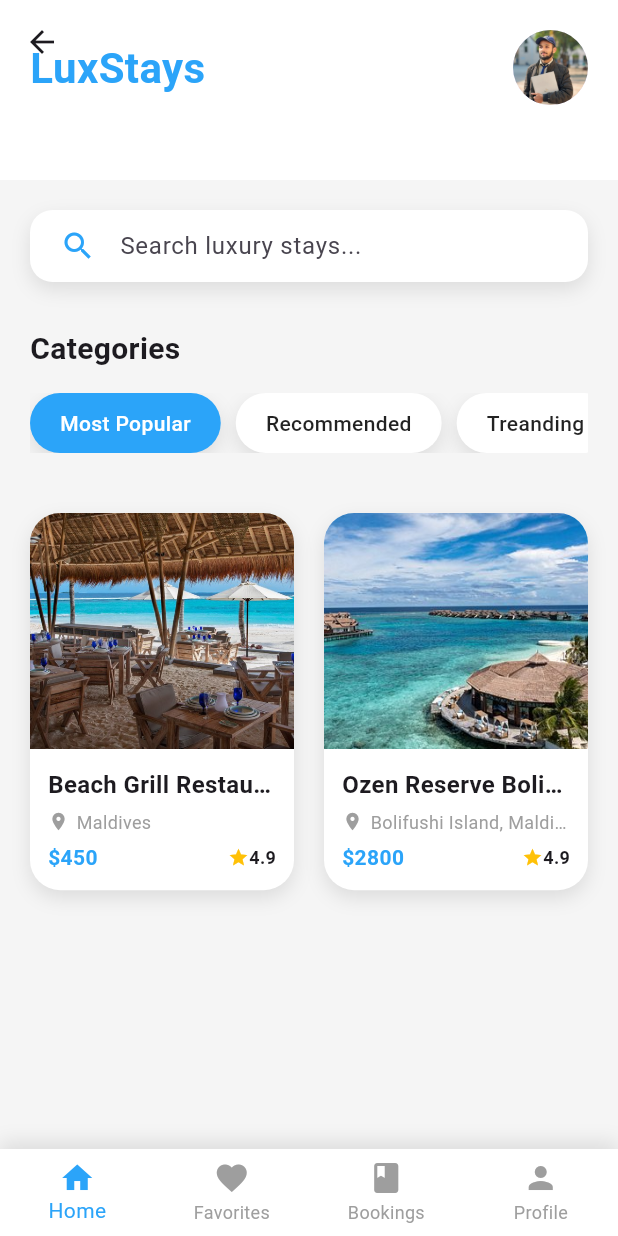
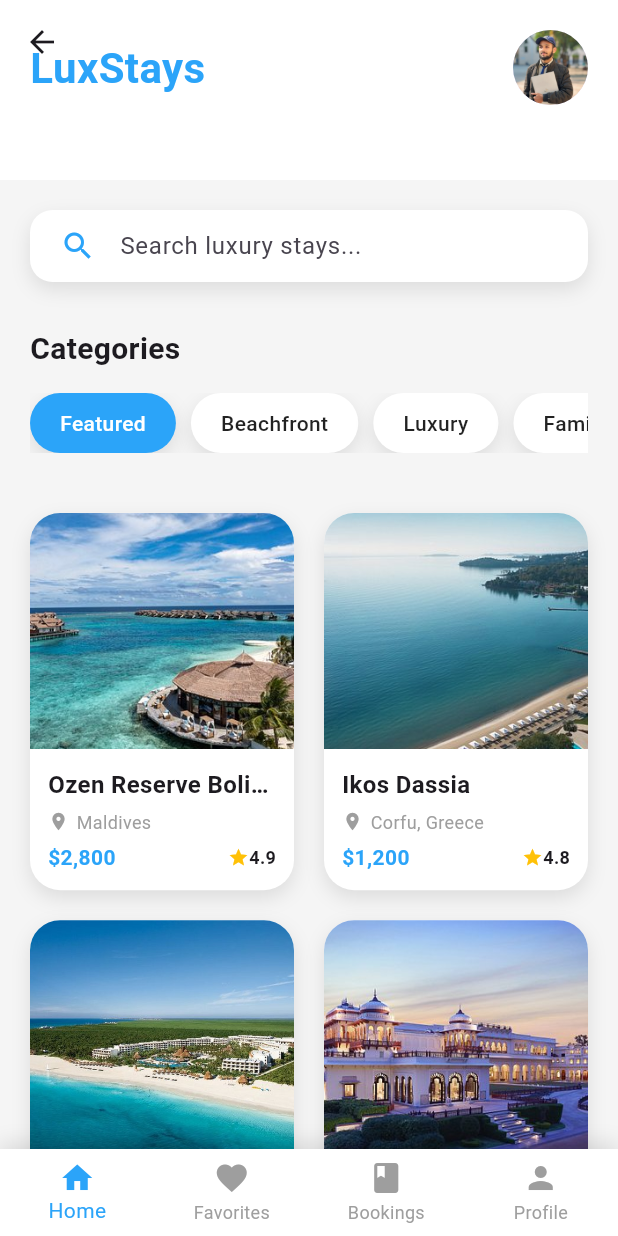
Before and after one commit to jamalihassan0307/Flutter-Travel-App, a Flutter app: the HomePage screen opened directly, on a phone screen of 412 x 824 dp. Run offline on Flutter 3.47's test engine with Material 3 defaults, Android fonts, the phone set to English and light mode, and no system bars; our stand-ins replace flutter_svg.

Commit message:
Update assets and data with refined luxury resort content

```diff
--- a/lib/data/data.dart
+++ b/lib/data/data.dart
@@ -15,43 +15,33 @@ class PagesData {
 List<PagesData> pages = [
   PagesData(
     id: 0,
-    title:
-        'Flutter gives us a lot of standard views to use in our projects, but from time to time we need to create custom views. ',
-    subTitle:
-        'Flutter gives us a lot of standard views to use in our projects, but from time to time we need to create custom views. ',
-    image: 'assets/07.jpg',
+    title: 'Discover Luxury Stays',
+    subTitle: 'Experience world-class hospitality and unforgettable moments in the most exclusive resorts.',
+    image: 'assets/Ozen Reserve Bolifushi - Luxury.jpg',
   ),
   PagesData(
     id: 1,
-    title:
-        'Flutter gives us a lot of standard views to use in our projects, but from time to time we need to create custom views. ',
-    subTitle:
-        'Flutter gives us a lot of standard views to use in our projects, but from time to time we need to create custom views. ',
-    image: 'assets/02.jpg',
+    title: 'Paradise Awaits',
+    subTitle: 'From overwater villas to beachfront resorts, find your perfect luxury escape.',
+    image: 'assets/overwater-villas.jpg',
   ),
   PagesData(
     id: 2,
-    title:
-        'Flutter gives us a lot of standard views to use in our projects, but from time to time we need to create custom views. ',
-    subTitle:
-        'Flutter gives us a lot of standard views to use in our projects, but from time to time we need to create custom views. ',
-    image: 'assets/03.jpg',
+    title: 'Culinary Excellence',
+    subTitle: 'Indulge in exceptional dining experiences with world-renowned chefs and stunning views.',
+    image: 'assets/beach-grill-restaurant.jpg',
   ),
   PagesData(
     id: 3,
-    title:
-        'Flutter gives us a lot of standard views to use in our projects, but from time to time we need to create custom views. ',
-    subTitle:
-        'Flutter gives us a lot of standard views to use in our projects, but from time to time we need to create custom views. ',
-    image: 'assets/04.jpg',
+    title: 'Infinity and Beyond',
+    subTitle: 'Dive into infinity pools that blend seamlessly with the horizon.',
+    image: 'assets/sky-pool.jpg',
   ),
   PagesData(
     id: 4,
-    title:
-        'Flutter gives us a lot of standard views to use in our projects, but from time to time we need to create custom views. ',
-    subTitle:
-        'Flutter gives us a lot of standard views to use in our projects, but from time to time we need to create custom views. ',
-    image: 'assets/05.jpg',
+    title: 'Royal Treatment',
+    subTitle: 'Experience the epitome of luxury in our carefully curated collection of premium resorts.',
+    image: 'assets/rambagh-palace-exterior.jpg',
   ),
 ];
 
@@ -63,11 +53,11 @@ class Menu {
 }
 
 List<Menu> menu = [
-  Menu(id: 0, name: 'Most Popular'),
-  Menu(id: 1, name: 'Recommended'),
-  Menu(id: 2, name: 'Treanding'),
-  Menu(id: 3, name: 'Natural'),
-  Menu(id: 4, name: 'Countryside'),
+  Menu(id: 0, name: 'Featured'),
+  Menu(id: 1, name: 'Beachfront'),
+  Menu(id: 2, name: 'Luxury'),
+  Menu(id: 3, name: 'Family'),
+  Menu(id: 4, name: 'Spa & Wellness'),
 ];
 
 class Item {
@@ -101,31 +91,69 @@ class Item {
 List<Item> items = [
   Item(
     id: 1,
-    image: 'assets/beach-grill-restaurant.jpg',
-    titel: 'Beach Grill Restaurant',
+    image: 'assets/Ozen Reserve Bolifushi - Luxury.jpg',
+    titel: 'Ozen Reserve Bolifushi',
     location: 'Maldives',
-    description: 'Experience fine dining at its best with our beachfront grill restaurant offering fresh seafood and premium cuts with stunning ocean views.',
-    price: '\$450',
+    description: 'Experience ultimate luxury in this exclusive island resort featuring overwater villas, private pools, and world-class dining experiences.',
+    price: '\$2,800',
     rating: '4.9',
-    days: 'Open Daily',
-    itinerary: 'Breakfast: 7:00 AM - 10:30 AM\nLunch: 12:00 PM - 3:00 PM\nDinner: 6:30 PM - 10:30 PM\nSpecialties include fresh caught seafood, premium steaks, and signature cocktails.',
-    weather: '28°C',
-    category: ['DINING', 'BEACHFRONT', 'LUXURY'],
+    days: '5 days',
+    itinerary: 'Day 1: Arrival & Spa\nDay 2: Water Sports\nDay 3: Island Tour\nDay 4: Diving\nDay 5: Sunset Cruise',
+    weather: '30°C',
+    category: ['LUXURY', 'OVERWATER', 'SPA'],
   ),
   Item(
     id: 2,
-    image: 'assets/Ozen Reserve Bolifushi - Luxury.jpg',
-    titel: 'Ozen Reserve Bolifushi',
-    location: 'Bolifushi Island, Maldives',
-    description: 'An ultra-luxury all-inclusive resort featuring overwater villas, private pools, and world-class dining experiences.',
-    price: '\$2800',
+    image: 'assets/ikos-dassia.jpg',
+    titel: 'Ikos Dassia',
+    location: 'Corfu, Greece',
+    description: 'A stunning beachfront resort offering infinite lifestyle experiences and Mediterranean elegance.',
+    price: '\$1,200',
+    rating: '4.8',
+    days: '7 days',
+    itinerary: 'All-inclusive luxury experience with multiple restaurants and activities',
+    weather: '25°C',
+    category: ['BEACH', 'FAMILY', 'ALL-INCLUSIVE'],
+  ),
+  Item(
+    id: 3,
+    image: 'assets/secrets-maroma-beach.jpg',
+    titel: 'Secrets Maroma Beach',
+    location: 'Riviera Maya, Mexico',
+    description: 'Adults-only paradise with pristine beaches and unlimited luxury.',
+    price: '\$1,500',
+    rating: '4.7',
+    days: '4 days',
+    itinerary: 'Adults-only luxury experience with gourmet dining and spa services',
+    weather: '28°C',
+    category: ['ADULTS', 'BEACH', 'GOURMET'],
+  ),
+  Item(
+    id: 4,
+    image: 'assets/rambagh-palace-exterior.jpg',
+    titel: 'Rambagh Palace',
+    location: 'Jaipur, India',
+    description: 'Live like royalty in this converted palace with stunning architecture and royal service.',
+    price: '\$2,200',
     rating: '4.9',
-    days: '5 days',
-    itinerary: 'Luxury overwater accommodation with private pools\nPersonal butler service\nUnlimited dining at specialty restaurants\nWater sports and diving activities\nSpa treatments',
-    weather: '30°C',
-    category: ['RESORT', 'LUXURY', 'OVERWATER'],
+    days: '3 days',
+    itinerary: 'Royal palace experience with traditional hospitality',
+    weather: '32°C',
+    category: ['HERITAGE', 'LUXURY', 'CULTURE'],
   ),
-  // Add more items following similar pattern...
+  Item(
+    id: 5,
+    image: 'assets/rixos-premium-belek.jpg',
+    titel: 'Rixos Premium Belek',
+    location: 'Antalya, Turkey',
+    description: 'Luxury beach resort with extensive sports and entertainment facilities.',
+    price: '\$1,800',
+    rating: '4.8',
+    days: '6 days',
+    itinerary: 'Premium all-inclusive with sports and entertainment',
+    weather: '26°C',
+    category: ['BEACH', 'SPORTS', 'FAMILY'],
+  ),
 ];
 
 class Categories {
@@ -137,11 +165,11 @@ class Categories {
 }
 
 List<Categories> categories = [
-  Categories(id: 0, image: 'assets/overwater-villas.jpg', name: 'Overwater Villas'),
+  Categories(id: 0, image: 'assets/overwater-villas.jpg', name: 'Overwater'),
   Categories(id: 1, image: 'assets/sky-pool.jpg', name: 'Infinity Pools'),
-  Categories(id: 2, image: 'assets/beach-grill-restaurant.jpg', name: 'Fine Dining'),
+  Categories(id: 2, image: 'assets/beach-grill-restaurant.jpg', name: 'Dining'),
   Categories(id: 3, image: 'assets/aerial-view.jpg', name: 'Beachfront'),
-  Categories(id: 4, image: 'assets/spa-wellness.jpg', name: 'Spa & Wellness'),
+  Categories(id: 4, image: 'assets/wvpbedroom.jpg', name: 'Suites'),
   Categories(id: 5, image: 'assets/kain-pool-kids-section.jpg', name: 'Family'),
 ];
 
```
Also changed, not shown: assets/01.jpg (deleted), assets/02.jpg (deleted), assets/03.jpg (deleted), assets/04.jpg (deleted), assets/05.jpg (deleted), assets/06.jpg (deleted), assets/07.jpg (deleted), assets/08.jpg (deleted), assets/logo.jpeg (added).
